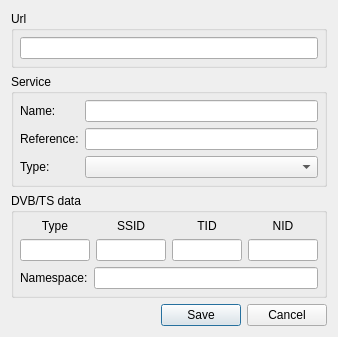
DYefremov/E2Toolkit, file app/ui/res/iptv_service_dialog.ui: the form before one commit.
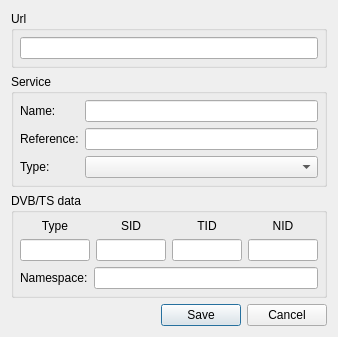
The form after the commit.

Commit message: support for inserting iptv services

Patch:
```diff
--- a/app/ui/res/iptv_service_dialog.ui
+++ b/app/ui/res/iptv_service_dialog.ui
@@ -127,16 +127,6 @@
             </property>
            </widget>
           </item>
-          <item row="0" column="1">
-           <widget class="QLabel" name="ssid_label">
-            <property name="text">
-             <string>SSID</string>
-            </property>
-            <property name="alignment">
-             <set>Qt::AlignCenter</set>
-            </property>
-           </widget>
-          </item>
           <item row="0" column="2">
            <widget class="QLabel" name="tid_label">
             <property name="text">
@@ -197,6 +187,16 @@
             </property>
            </widget>
           </item>
+          <item row="0" column="1">
+           <widget class="QLabel" name="sid_label">
+            <property name="text">
+             <string>SID</string>
+            </property>
+            <property name="alignment">
+             <set>Qt::AlignCenter</set>
+            </property>
+           </widget>
+          </item>
          </layout>
         </item>
         <item>
```
The commit also changes 4 other files.
